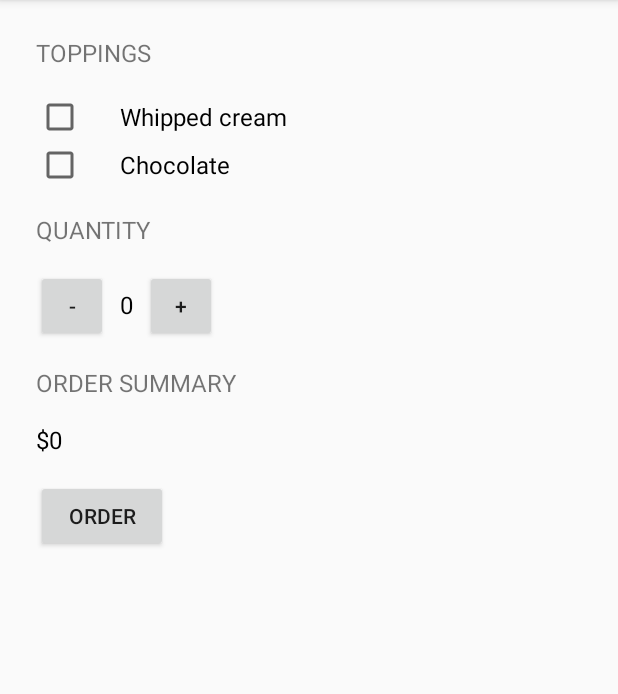
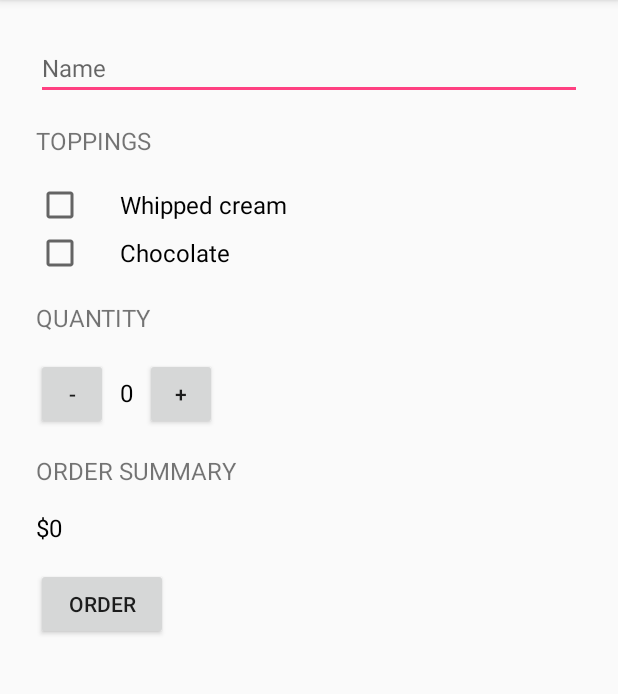
Before and after one commit to anishainas/udacity_justjava, an Android app: the screen it shows after launch (MainActivity), on a phone screen of 412 x 824 dp, the part 84-778 px from its top. Run offline under Robolectric (Android 15) with nearby library versions, the phone set to English and light mode, and no system bars.

```diff
--- a/app/src/main/res/layout/activity_main.xml
+++ b/app/src/main/res/layout/activity_main.xml
@@ -11,6 +11,15 @@
         android:orientation="vertical"
         android:padding="16dp"
         tools:context="com.example.android.justjava.MainActivity">
+
+        <EditText
+            android:id="@+id/input_name"
+            android:layout_width="match_parent"
+            android:layout_height="wrap_content"
+            android:hint="Name"
+            android:inputType="textShortMessage"
+            android:layout_margin="8dp"
+            android:textSize="16sp"/>
 
         <TextView
             android:layout_width="match_parent"
@@ -28,7 +37,8 @@
             android:layout_marginLeft="8dp"
             android:paddingLeft="24dp"
             android:text="Whipped cream"
-            android:textSize="16sp" />
+            android:textSize="16sp"
+            android:onClick="checkToppings"/>
 
         <CheckBox
             android:id="@+id/checkbox_chocolate"
@@ -38,7 +48,8 @@
             android:layout_marginLeft="8dp"
             android:paddingLeft="24dp"
             android:text="Chocolate"
-            android:textSize="16sp" />
+            android:textSize="16sp"
+            android:onClick="checkToppings"/>
 
         <TextView
             android:layout_width="match_parent"
```
Also changed, not shown: app/src/main/java/com/example/android/justjava/MainActivity.java (+31 -3 lines).
